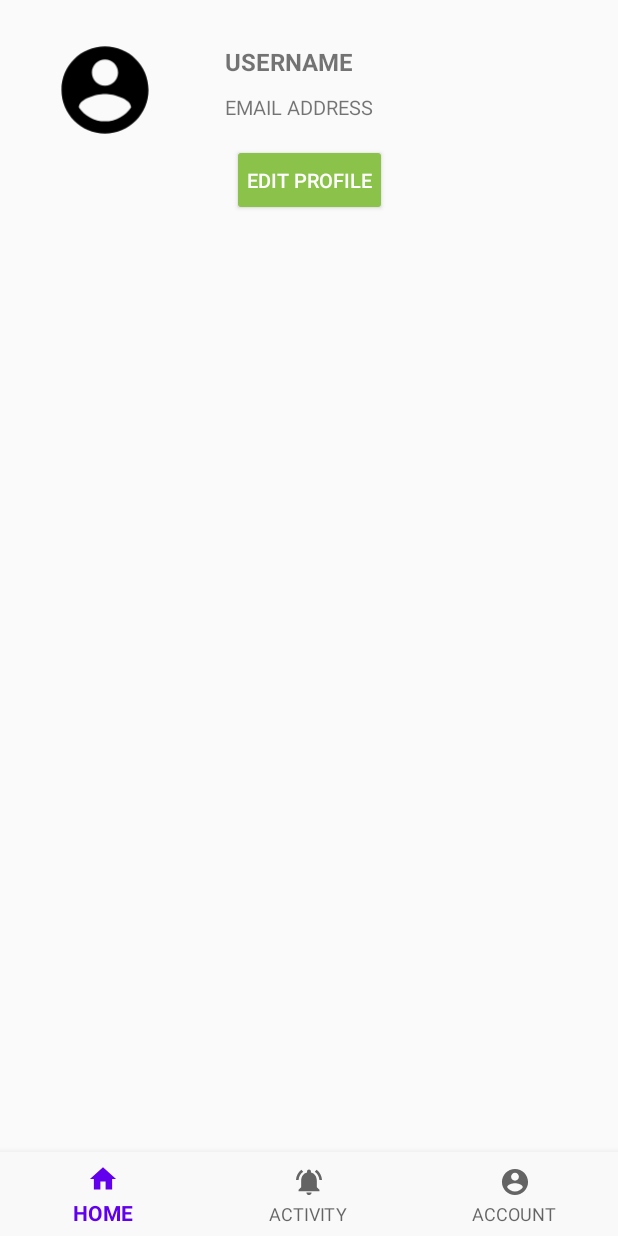
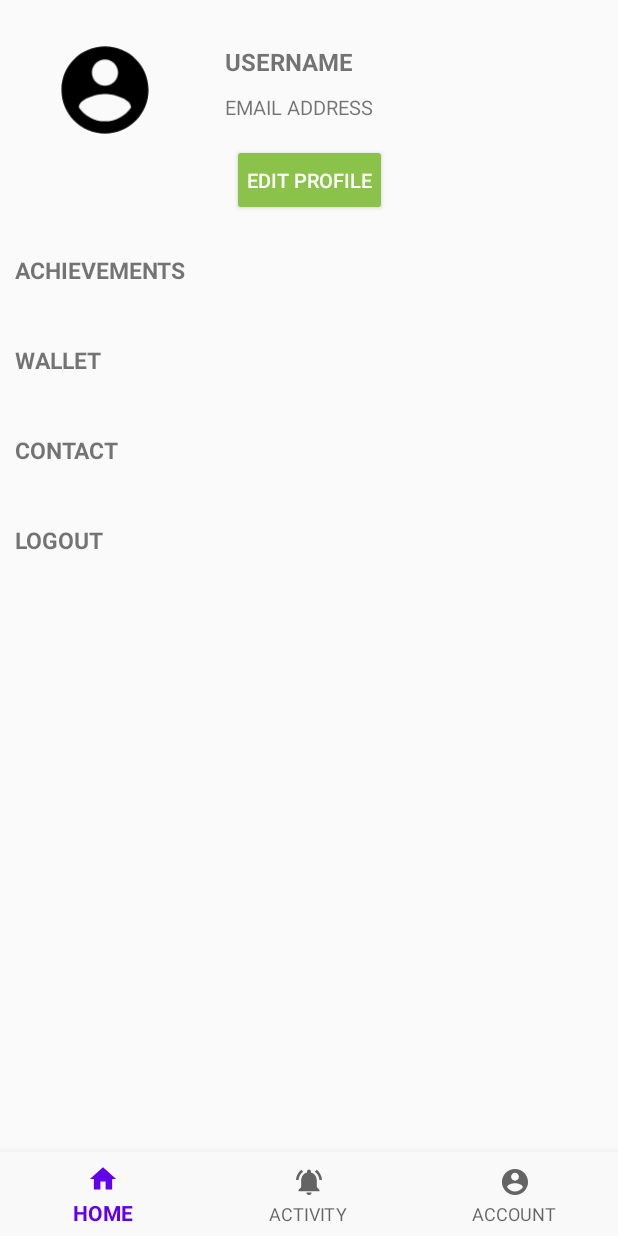
Before and after one commit to lazyKT/SingBike, an Android app: the fragment AccountFragment placed in its activity, on a phone screen of 412 x 824 dp. Run offline under Robolectric (Android 15) with nearby library versions, the phone set to English and light mode, and no system bars.

Commit message:
Account Tab Layout (Draft: Seriously Need to materialize)

```diff
--- /dev/null
+++ b/app/src/main/java/com/example/singbike/Adapters/OptionsRecyclerViewAdapter.java
@@ -0,0 +1,65 @@
+package com.example.singbike.Adapters;
+
+import android.view.LayoutInflater;
+import android.view.View;
+import android.view.ViewGroup;
+import android.widget.TextView;
+
+import androidx.annotation.NonNull;
+import androidx.recyclerview.widget.RecyclerView;
+
+import com.example.singbike.R;
+
+public class OptionsRecyclerViewAdapter extends RecyclerView.Adapter<OptionsRecyclerViewAdapter.ViewHolder> {
+
+
+    private String[] optionsContents;
+
+    /* Inner class to provide the reference to the custom view */
+    public static class ViewHolder extends RecyclerView.ViewHolder {
+        private final TextView optionTV;
+
+        public  ViewHolder (View v) {
+            super (v);
+
+            optionTV = (TextView) v.findViewById(R.id.optionTV);
+        }
+
+        public TextView getOptionTV () {
+            return optionTV;
+        }
+    }
+
+    /**
+     * Initialize the option elements which will be displayed inside recyclerview
+     * @param options -> Account Tab Options
+     */
+    public OptionsRecyclerViewAdapter (String[] options) {
+        optionsContents = options;
+    }
+
+    @NonNull
+    @Override
+    public ViewHolder onCreateViewHolder (ViewGroup viewGroup, int viewType) {
+        // load the custom option item view
+        View view = LayoutInflater.from (viewGroup.getContext())
+                .inflate (R.layout.option_item, viewGroup, false);
+
+        return new ViewHolder (view);
+    }
+
+    // bind custom contents (options) into parent viewgroup (recyclerview)
+    @Override
+    public void onBindViewHolder (ViewHolder viewHolder, final int position) {
+        // set the options contents into respective custom view by position
+        viewHolder.getOptionTV().setText(optionsContents[position]);
+    }
+
+    // get the size of contents count
+    @Override
+    public int getItemCount () {
+        return optionsContents.length;
+    }
+
+
+}
--- a/app/src/main/java/com/example/singbike/Fragments/AccountFragment.java
+++ b/app/src/main/java/com/example/singbike/Fragments/AccountFragment.java
@@ -7,7 +7,11 @@ import android.widget.Button;
 
 import androidx.annotation.NonNull;
 import androidx.fragment.app.Fragment;
+import androidx.recyclerview.widget.LinearLayoutManager;
+import androidx.recyclerview.widget.RecyclerView;
 
+import com.example.singbike.Adapters.OptionsRecyclerViewAdapter;
+import com.example.singbike.Fragments.AccountTab.ProfileFragment;
 import com.example.singbike.R;
 
 public class AccountFragment extends Fragment {
@@ -40,6 +44,18 @@ public class AccountFragment extends Fragment {
                     }
                 }
         );
+
+        /* Container for other options, payment, setting etc ... */
+        final RecyclerView optionsRV = view.findViewById (R.id.accountRecyclerView);
+        final String[] options = getResources().getStringArray(R.array.account_options);
+
+        // instantiate layoutmanager to attach a view to recyclerView
+        LinearLayoutManager layoutManager = new LinearLayoutManager (getActivity());
+        optionsRV.setLayoutManager (layoutManager);
+
+        OptionsRecyclerViewAdapter adapter = new OptionsRecyclerViewAdapter (options);
+        optionsRV.setAdapter(adapter);
+
     }
 
 }
--- a/app/src/main/java/com/example/singbike/Fragments/ProfileFragment.java
+++ b/app/src/main/java/com/example/singbike/Fragments/AccountTab/ProfileFragment.java
@@ -1,5 +1,5 @@
 // editable profile page
-package com.example.singbike.Fragments;
+package com.example.singbike.Fragments.AccountTab;
 
 import android.os.Bundle;
 import android.view.View;
--- /dev/null
+++ b/app/src/main/res/layout/option_item.xml
@@ -0,0 +1,20 @@
+<?xml version="1.0" encoding="utf-8"?>
+<LinearLayout xmlns:android="http://schemas.android.com/apk/res/android"
+    android:layout_width="match_parent"
+    android:layout_height="60dp"
+    android:padding="10dp"
+    android:layout_gravity="center_vertical"
+    android:orientation="vertical">
+
+    <TextView
+        android:id="@+id/optionTV"
+        android:layout_width="match_parent"
+        android:layout_height="wrap_content"
+        android:textSize="15sp"
+        android:textStyle="bold" />
+
+    <View
+        style="@style/HorizontalDivider"
+        android:backgroundTint="@color/gray"/>
+
+</LinearLayout>
--- a/app/src/main/res/values/strings.xml
+++ b/app/src/main/res/values/strings.xml
@@ -27,5 +27,13 @@
     <string name="change_pwd">Change Password</string>
     <string name="update">UPDATE PROFILE</string>
 
+    <!-- account tab options -->
+    <string-array name="account_options">
+        <item>ACHIEVEMENTS</item>
+        <item>WALLET</item>
+        <item>CONTACT</item>
+        <item>LOGOUT</item>
+    </string-array>
+
 
 </resources>
--- a/app/src/main/res/values/styles.xml
+++ b/app/src/main/res/values/styles.xml
@@ -7,4 +7,11 @@
         <item name="colorAccent">@color/colorAccent</item>
     </style>
 
+    <!-- layout horizontal divider -->
+    <style name="HorizontalDivider">
+        <item name="android:layout_width">match_parent</item>
+        <item name="android:layout_height">2dp</item>
+        <item name="background">?android:attr/listDivider</item>
+    </style>
+
 </resources>
```
